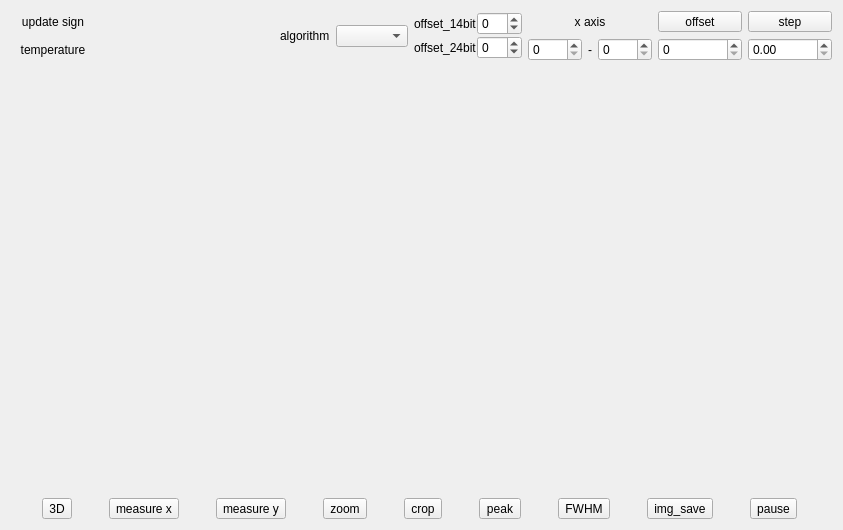
Qt form src/form/plot/formplot.ui (MRsoymilk/MySerial) before a commit.
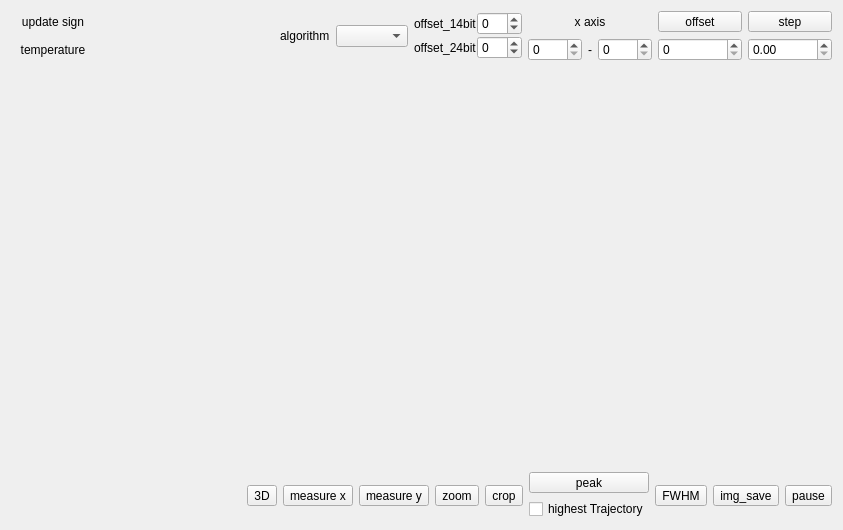
The same form after that commit. Icons and pictures are not drawn.

Commit message: plot: add peak tracker range

The edit to the form file:
```diff
--- a/src/form/plot/formplot.ui
+++ b/src/form/plot/formplot.ui
@@ -16,6 +16,19 @@
   <layout class="QGridLayout" name="gridLayout">
    <item row="2" column="0" colspan="8">
     <layout class="QHBoxLayout" name="horizontalLayout_4">
+     <item>
+      <spacer name="horizontalSpacer">
+       <property name="orientation">
+        <enum>Qt::Orientation::Horizontal</enum>
+       </property>
+       <property name="sizeHint" stdset="0">
+        <size>
+         <width>40</width>
+         <height>20</height>
+        </size>
+       </property>
+      </spacer>
+     </item>
      <item>
       <widget class="QToolButton" name="tBtn3D">
        <property name="text">
@@ -55,11 +68,34 @@
       </widget>
      </item>
      <item>
+      <layout class="QVBoxLayout" name="vLayPeak">
+       <item>
       <widget class="QToolButton" name="tBtnFindPeak">
+         <property name="sizePolicy">
+          <sizepolicy hsizetype="Preferred" vsizetype="Fixed">
+           <horstretch>0</horstretch>
+           <verstretch>0</verstretch>
+          </sizepolicy>
+         </property>
        <property name="text">
         <string>peak</string>
        </property>
       </widget>
+       </item>
+       <item>
+        <widget class="QCheckBox" name="checkBoxTrajectory">
+         <property name="sizePolicy">
+          <sizepolicy hsizetype="Minimum" vsizetype="Fixed">
+           <horstretch>0</horstretch>
+           <verstretch>0</verstretch>
+          </sizepolicy>
+         </property>
+         <property name="text">
+          <string>highest Trajectory</string>
+         </property>
+        </widget>
+       </item>
+      </layout>
      </item>
      <item>
       <widget class="QToolButton" name="tBtnFWHM">
```
Lines whose indentation alone changed are shown as unchanged. The commit also changes 8 other files.
